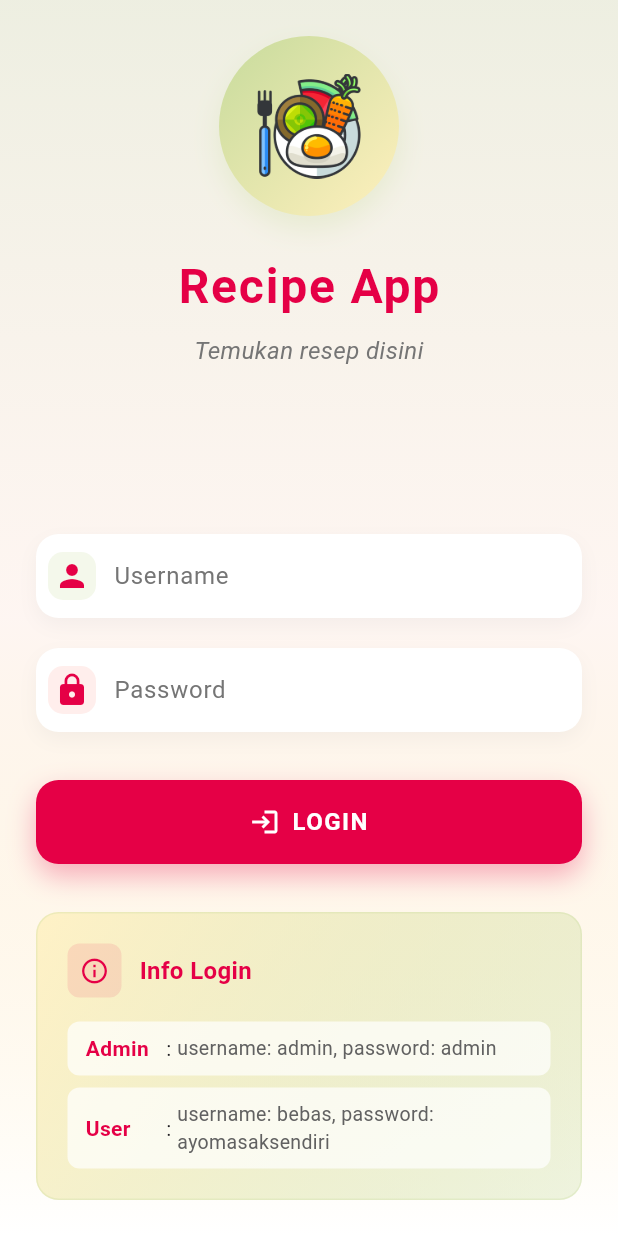
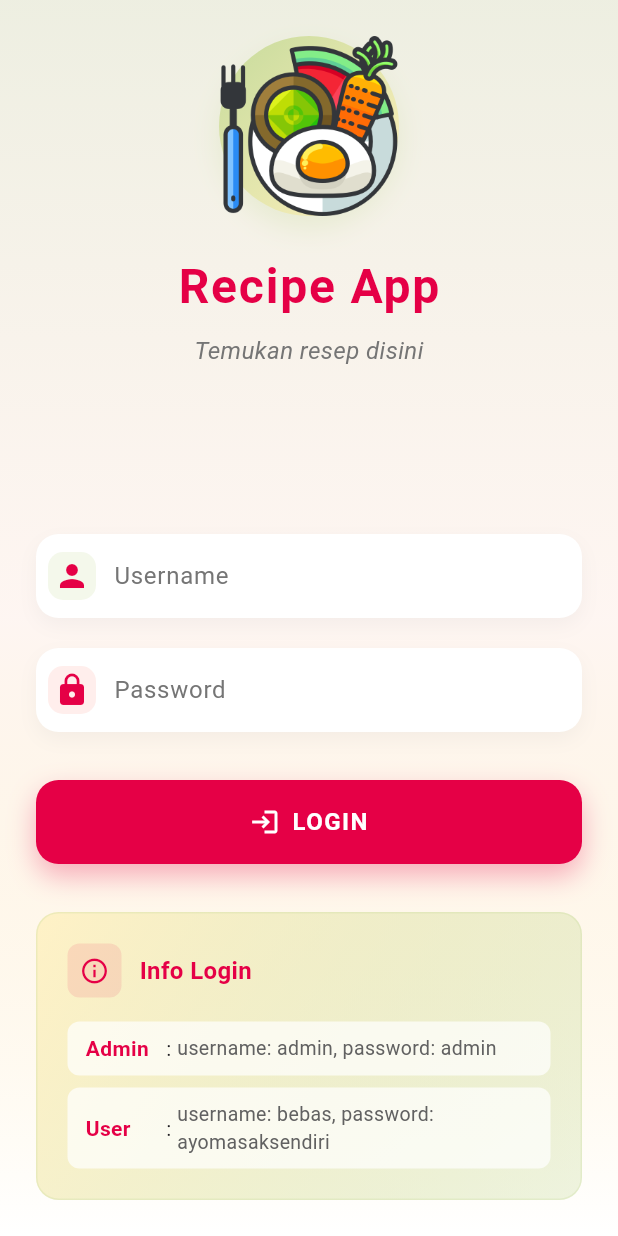
Before and after one commit to leenoera03/recipe_project, a Flutter app: the screen it shows after launch, on a phone screen of 412 x 824 dp. Run offline on Flutter 3.47's test engine with Material 3 defaults, Android fonts, the phone set to English and light mode, and no system bars; our stand-ins replace cached_network_image, shared_preferences.

Commit message:
benerin icon

```diff
--- a/lib/pages/login_page.dart
+++ b/lib/pages/login_page.dart
@@ -129,18 +129,12 @@ class _LoginPageState extends State<LoginPage> {
                               ),
                               child: Center(
                                 child: Image.asset(
-                                  'assets/logo.png', // Ganti dengan path asset Anda
-                                  width: 70,
-                                  height: 70,
-                                  // Jika asset belum ada, uncomment Icon di bawah
+                                  'assets/logo.png',
                                   errorBuilder: (context, error, stackTrace) {
-                                    return Icon(
-                                      Icons.restaurant_menu,
-                                      size: 70,
-                                      color: Colors.white,
-                                    );
+                                    return Icon(Icons.error); // Fallback
                                   },
-                                ),
+                                )
+
                               ),
                             ),
                             SizedBox(height: 24),
```
